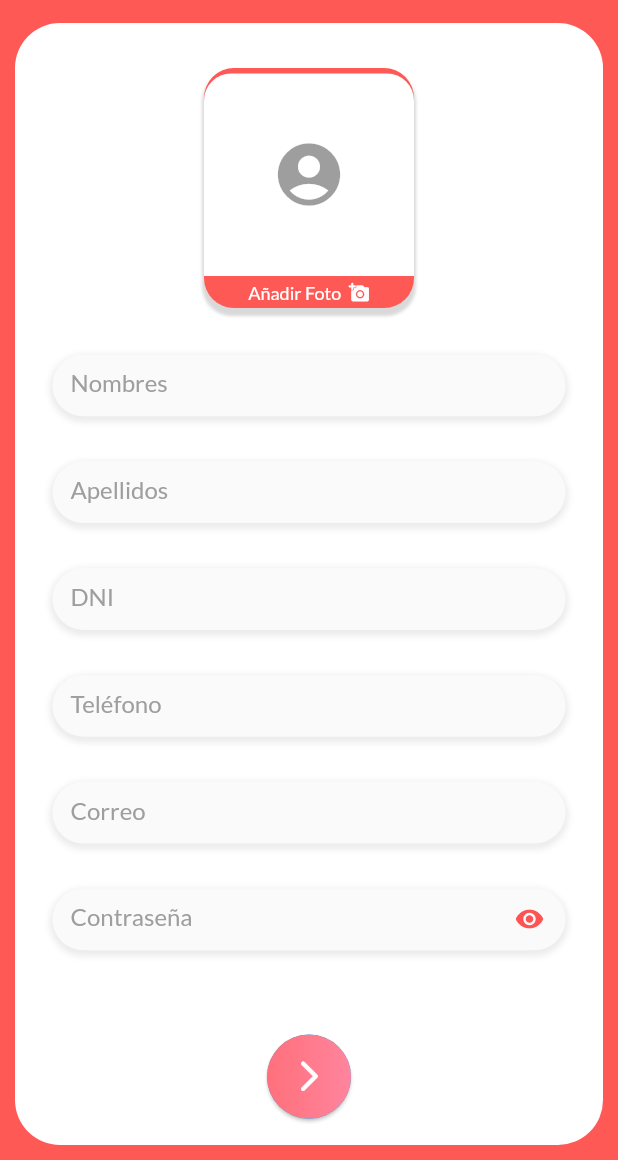
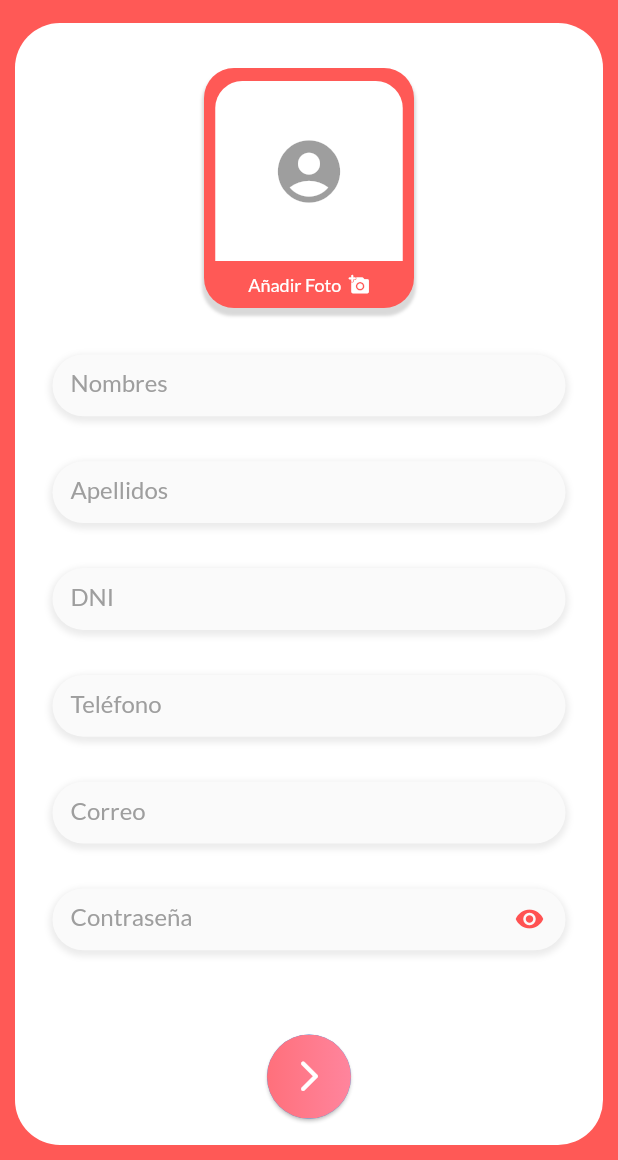
Before and after one commit to AntonyQP/full_feed_app, a Flutter app: the RegisterUserForm screen opened directly, swiped to page 2, on a phone screen of 412 x 824 dp, the part 76-1236 px from its top. Run offline on Flutter 3.47's test engine with Material 2 defaults, Android fonts, the phone set to English and light mode, and no system bars; our stand-ins replace animated_splash_screen, dio, flutter_svg, font_awesome_flutter, geocoding, geolocator and 9 more; missing offline and left inert: stream_chat_flutter; accounts and stored records are empty; network calls fail.

```diff
--- a/lib/view/page/chat/chat_screen.dart
+++ b/lib/view/page/chat/chat_screen.dart
@@ -54,8 +54,8 @@ class _ChatScreenState extends State<ChatScreen> with
     return SizedBox(
       height: size.height,
       child: Provider.of<LoggedInViewModel>(context).getPatientsByDoctor().isNotEmpty || isPatient() ?
-      Column(
-        crossAxisAlignment: CrossAxisAlignment.start,
+      ListView(
+        //crossAxisAlignment: CrossAxisAlignment.start,
         children: [
           const Text('Chats', style: TextStyle(fontSize: 20, color: primaryColor, fontWeight: FontWeight.bold),),
           !isPatient() ?
--- a/lib/view/page/chat/user_chat_page.dart
+++ b/lib/view/page/chat/user_chat_page.dart
@@ -26,6 +26,7 @@ class _UserChatPageState extends State<UserChatPage> with
   @override
   void initState() {
     channel = widget.channel;
+    channel.watch();
     super.initState();
   }
 
@@ -134,7 +135,6 @@ class _UserChatPageState extends State<UserChatPage> with
                             child: MessageListView(),
                           ),
                           MessageInput(
-
                           )
                         ],
                       ),
--- a/lib/view/page/diet_schedule/diet_calendar_page.dart
+++ b/lib/view/page/diet_schedule/diet_calendar_page.dart
@@ -90,7 +90,7 @@ class _DietCalendarPageState extends State<DietCalendarPage> {
           Padding(
               padding: EdgeInsets.only(top: size.height/10),
               child: Row(
-                mainAxisAlignment: MainAxisAlignment.spaceEvenly,
+                mainAxisAlignment: isPatient() ? MainAxisAlignment.center : MainAxisAlignment.spaceEvenly,
                 children: [
                   Visibility(
                     visible: !isPatient(),
--- a/lib/view/page/diet_schedule/diet_day_detail.dart
+++ b/lib/view/page/diet_schedule/diet_day_detail.dart
@@ -97,7 +97,7 @@ class DietDayDetailState extends State<DietDayDetail> {
                   Navigator.pop(context); },
                 icon: const Icon(CupertinoIcons.back, color: primaryColor,),
               ),
-              const Text("Semana 1", style: TextStyle(color: primaryColor, fontWeight: FontWeight.bold, fontSize: 15),)
+              const Text("Plan Nutricional", style: TextStyle(color: primaryColor, fontWeight: FontWeight.bold, fontSize: 15),)
             ],
           ),
           SizedBox(height: size2/50,),
--- a/lib/view/page/register/bmi_screen.dart
+++ b/lib/view/page/register/bmi_screen.dart
@@ -30,6 +30,12 @@ class _BMIScreenState extends State<BMIScreen> with AutomaticKeepAliveClientMixi
     Provider.of<RegisterViewModel>(context, listen: false).calculateImc();
     super.initState();
     showValue();
+  }
+
+  @override
+  dispose(){
+
+    super.dispose();
   }
 
   showValue(){
--- a/lib/view/page/register/user_allergies_screen.dart
+++ b/lib/view/page/register/user_allergies_screen.dart
@@ -3,7 +3,6 @@ import 'package:full_feed_app/util/colors.dart';
 import 'package:provider/provider.dart';
 
 import '../../../model/entities/preference.dart';
-import '../../../providers/user_provider.dart';
 import '../../../view_model/register_view_model.dart';
 import '../../widget/authentication/food_check_item.dart';
 
--- a/lib/view/page/register/user_register_form_screen.dart
+++ b/lib/view/page/register/user_register_form_screen.dart
@@ -90,8 +90,8 @@ class UserRegisterFormScreenState extends State<UserRegisterFormScreen> with
                           borderRadius: BorderRadius.only(topLeft: Radius.circular(15.0), topRight: Radius.circular(15.0)),
                           child: Image.file(
                             image!,
-                            width: 130,
-                            height: 130,
+                            width: 125,
+                            height: 120,
                             fit: BoxFit.cover,
                           ),
                         )
@@ -99,8 +99,8 @@ class UserRegisterFormScreenState extends State<UserRegisterFormScreen> with
                             decoration: const BoxDecoration(
                                 color: Colors.white,
                                 borderRadius: BorderRadius.only(topLeft: Radius.circular(18.0), topRight: Radius.circular(18.0))),
-                            height: 135,
-                            width: 145,
+                            height: 120,
+                            width: 125,
                             child: const Center(
                                 child: Icon(Icons.account_circle,
                                     size: 50.0, color: Colors.black38))),
--- a/lib/view/page/register/user_role_screen.dart
+++ b/lib/view/page/register/user_role_screen.dart
@@ -34,9 +34,7 @@ class _UserRoleScreenState extends State<UserRoleScreen> with
             children: [
               //TODO: Change Text
               const SizedBox(
-                height: 50,
-                child: Text('Descripcion del rol'),
-              ),
+                height: 50,),
               ElevatedButton(
                 style: ElevatedButton.styleFrom(
                   fixedSize: Size(
--- a/lib/view/page/user/user_profile_screen.dart
+++ b/lib/view/page/user/user_profile_screen.dart
@@ -346,7 +346,6 @@ class _UserProfileScreenState extends State<UserProfileScreen> with
                     ),
                     SizedBox(
                       width: size.width,
-                      height: size.height / 4.5,
                       child: SfCartesianChart(
                         plotAreaBorderWidth: 0,
                         zoomPanBehavior: ZoomPanBehavior(enablePanning: true, enablePinching: true),
--- a/lib/view/widget/diet_schedule/food_detail.dart
+++ b/lib/view/widget/diet_schedule/food_detail.dart
@@ -166,7 +166,7 @@ class FoodDetailState extends State<FoodDetail> {
                       width: size.width/15,
                       child: IconButton(
                           onPressed: () {
-                            //Provider.of<DietProvider>(context, listen: false).getAlternativeMeals(Provider.of<DietProvider>(context, listen: false).dayDetailPresenter.mealSelected);
+                            Provider.of<DietProvider>(context, listen: false).getDietDayDetailViewModel().setAlternativeMealList(Provider.of<DietProvider>(context, listen: false).getAlternativeMealSelected(), widget.meal);
                           },
                           icon: Icon(CupertinoIcons.refresh_thin, color: const Color(0xFF2D2D2D), size: size.width/25,)
                       ),
--- a/lib/view_model/chat_view_model.dart
+++ b/lib/view_model/chat_view_model.dart
@@ -34,9 +34,8 @@ class ChatViewModel{
           }
       ),
       client.devToken(UserSession().userId.toString()).rawValue,).whenComplete((){
+      initChannels(doctorId, patientsChat);
     });
-
-    initChannels(doctorId, patientsChat);
   }
 
   initChannels(int? doctorId, List<Patient> patientsChat){
--- a/lib/view_model/login_view_model.dart
+++ b/lib/view_model/login_view_model.dart
@@ -39,7 +39,7 @@ class LoginViewModel extends ChangeNotifier{
             _errorMessage = "Contraseña incorrecta";
             break;
         }
-        _canLogin = true;
+        _canLogin = false;
       }
     });
 
```
Also changed, not shown: lib/domain/service/user_service.dart (+3 -5 lines), lib/view/page/register/select_doctor.dart (+12 -15 lines), lib/view_model/diet_day_detail_view_model.dart (+6 -16 lines), lib/view_model/register_view_model.dart (+14 -1 lines), 1 other file.
